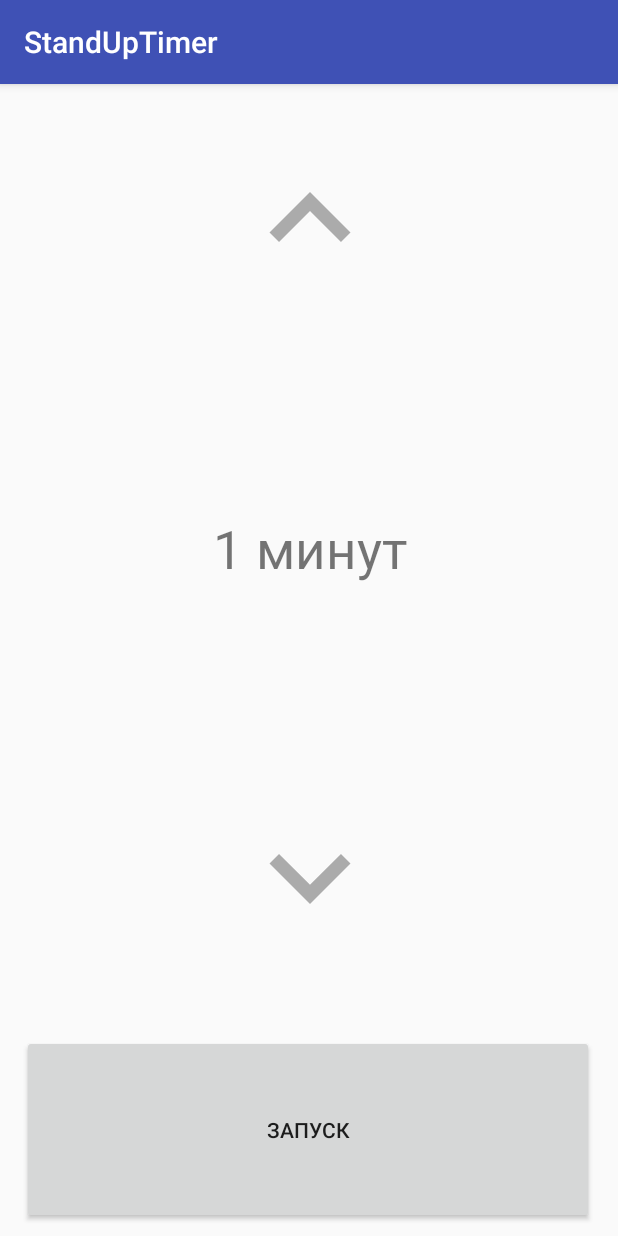
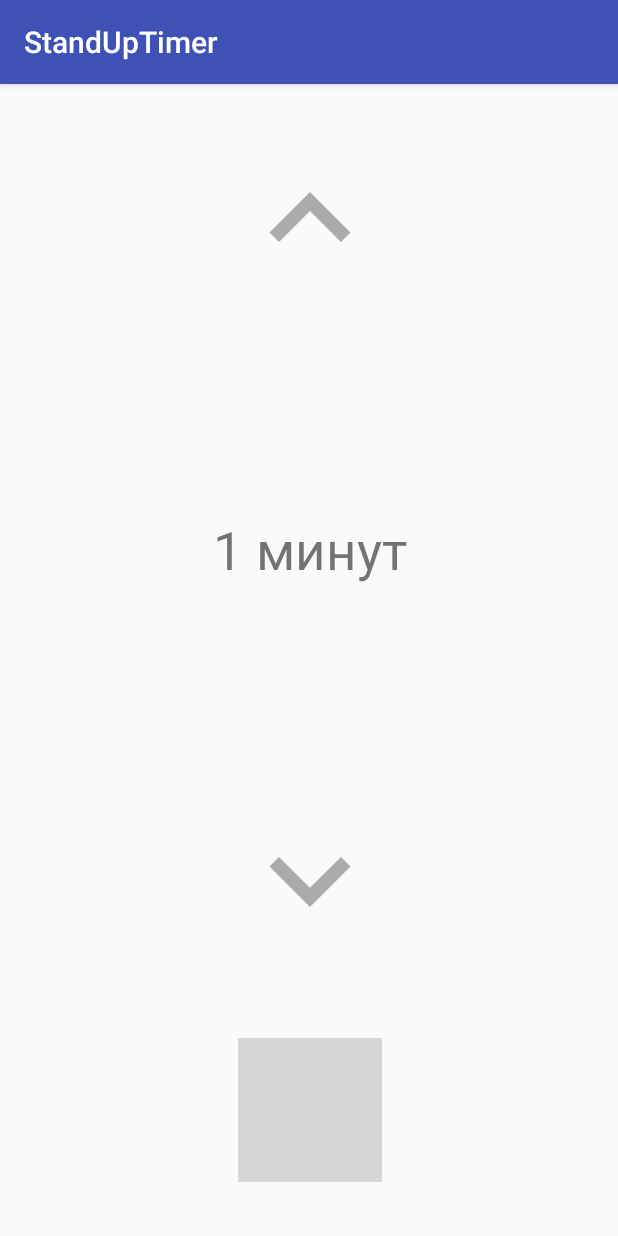
Before and after one commit to AKFrick/StandUpTimer, an Android app: the screen it shows after launch (MainActivity), on a phone screen of 412 x 824 dp. Run offline under Robolectric (Android 15) with nearby library versions, the phone set to English and light mode, and no system bars; grey boxes are pictures that could not be loaded.

Commit message:
some commit on new branch

```diff
--- a/app/src/main/AndroidManifest.xml
+++ b/app/src/main/AndroidManifest.xml
@@ -16,6 +16,9 @@
                 <category android:name="android.intent.category.LAUNCHER" />
             </intent-filter>
         </activity>
+        <service
+            android:name=".ZingZing"
+            android:exported="false"/>
     </application>
 
 </manifest>
--- a/app/src/main/java/com/akf/standuptimer/MainActivity.java
+++ b/app/src/main/java/com/akf/standuptimer/MainActivity.java
@@ -24,7 +24,7 @@ public class MainActivity extends AppCompatActivity {
 
     private TextView textView;
     private TextView showPeriodText;
-    private Button button;
+    private ImageButton button;
     private ImageView increase;
     private ImageView decrease;
     private long period = 60_000;
@@ -38,17 +38,19 @@ public class MainActivity extends AppCompatActivity {
         setContentView(R.layout.activity_main);
 
         showPeriodText = (TextView) findViewById(R.id.showPeriod);
-        button = (Button) findViewById(R.id.button);
+        button = (ImageButton) findViewById(R.id.button);
         increase = (ImageView) findViewById(R.id.increase);
         decrease = (ImageView) findViewById(R.id.decrease);
 
         showPeriodText.setText(ShowPeriod(period));
 
+
+
         button.setOnClickListener(new View.OnClickListener() {
             @Override
             public void onClick(View view) {
                 if(!started && isPeriodValid(period)) {
-                    button.setText("СТОП");
+                    button.setImageResource(R.drawable.stop);
                     started = true;
                     timer = new Timer();
                     myTimerTask = new MyTimerTask(textView, MainActivity.this);
@@ -56,7 +58,7 @@ public class MainActivity extends AppCompatActivity {
                 } else {
                     started = false;
                     timer.cancel();
-                    button.setText("СТАРТ");
+                    button.setImageResource(R.drawable.go);
                 }
             }
         });
--- a/app/src/main/res/layout/activity_main.xml
+++ b/app/src/main/res/layout/activity_main.xml
@@ -6,18 +6,21 @@
     android:layout_height="match_parent"
     tools:context="com.akf.standuptimer.MainActivity">
 
-    <Button
+
+    <ImageButton
         android:id="@+id/button"
-        android:layout_width="381dp"
-        android:layout_height="126dp"
-        android:layout_marginBottom="8dp"
+        android:layout_width="wrap_content"
+        android:layout_height="wrap_content"
+        android:layout_marginBottom="36dp"
         android:layout_marginEnd="8dp"
         android:layout_marginStart="8dp"
         android:text="ЗАПУСК"
         app:layout_constraintBottom_toBottomOf="parent"
         app:layout_constraintEnd_toEndOf="parent"
-        app:layout_constraintHorizontal_bias="0.461"
-        app:layout_constraintStart_toStartOf="parent" />
+        app:layout_constraintHorizontal_bias="0.502"
+        app:layout_constraintStart_toStartOf="parent"
+        android:background="@android:color/transparent"
+        app:srcCompat="@drawable/go" />
 
     <TextView
         android:id="@+id/showPeriod"
```
Also changed, not shown: app/src/main/res/raw/go.png (deleted).
